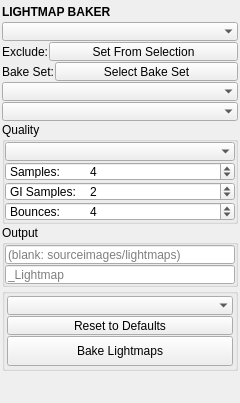
This is mayatk/light_utils/lightmap_baker/lightmap_baker.ui in m3trik/mayatk as Qt 5 draws it before an edit. The edited form follows.
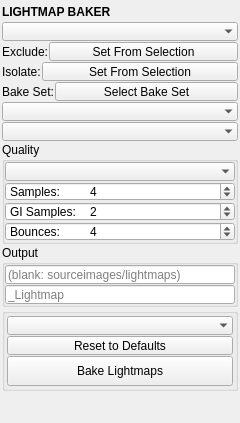
This is the edited form. Custom widgets are drawn as their Qt base class.

Diff of the .ui file:
```diff
--- a/mayatk/light_utils/lightmap_baker/lightmap_baker.ui
+++ b/mayatk/light_utils/lightmap_baker/lightmap_baker.ui
@@ -187,6 +187,70 @@
         </item>
        </layout>
       </item>
+      <item>
+       <layout class="QHBoxLayout" name="isolate_layout">
+        <property name="spacing">
+         <number>1</number>
+        </property>
+        <item>
+         <widget class="QLabel" name="lbl_isolate">
+          <property name="minimumSize">
+           <size>
+            <width>0</width>
+            <height>19</height>
+           </size>
+          </property>
+          <property name="maximumSize">
+           <size>
+            <width>16777215</width>
+            <height>19</height>
+           </size>
+          </property>
+          <property name="toolTip">
+           <string>Isolate — moving parts (a locker door, a lid, a drawer) that bake in a pass of their own: lit by the static scene at their current pose, but out of every other object's render, so they leave no shadow or bounce in another object's map — and no other isolated part leaves one in theirs. A mesh brings everything parented under it; isolated objects still pack into their material's atlas.
+
+Stored in the scene (the lightmapBaker_isolate set), so every bake of this scene isolates them — from this panel or a script.</string>
+          </property>
+          <property name="text">
+           <string>Isolate:</string>
+          </property>
+          <property name="caption" stdset="0">
+           <bool>true</bool>
+          </property>
+         </widget>
+        </item>
+        <item>
+         <widget class="QPushButton" name="set_isolation">
+          <property name="sizePolicy">
+           <sizepolicy hsizetype="Expanding" vsizetype="Fixed">
+            <horstretch>1</horstretch>
+            <verstretch>0</verstretch>
+           </sizepolicy>
+          </property>
+          <property name="minimumSize">
+           <size>
+            <width>0</width>
+            <height>19</height>
+           </size>
+          </property>
+          <property name="maximumSize">
+           <size>
+            <width>16777215</width>
+            <height>19</height>
+           </size>
+          </property>
+          <property name="toolTip">
+           <string>Make the current selection the Isolate set (replacing it): moving parts that bake alone, out of every other object's render, so the door's shadow never lands on its cabinet's map.
+
+A selected mesh brings everything under it; with nothing selected, the set is cleared.</string>
+          </property>
+          <property name="text">
+           <string>Set From Selection</string>
+          </property>
+         </widget>
+        </item>
+       </layout>
+      </item>
       <item>
        <layout class="QHBoxLayout" name="bake_set_layout">
         <property name="spacing">
```
Left out of the diff: 5 changed lines with no effect on the pictures.
